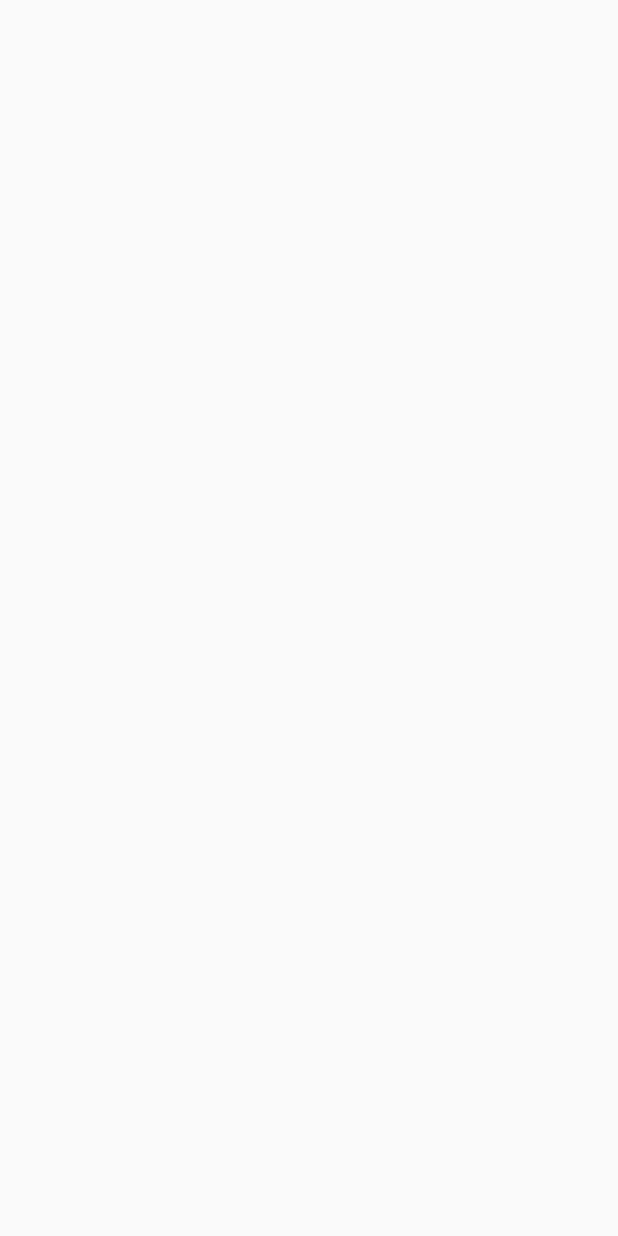
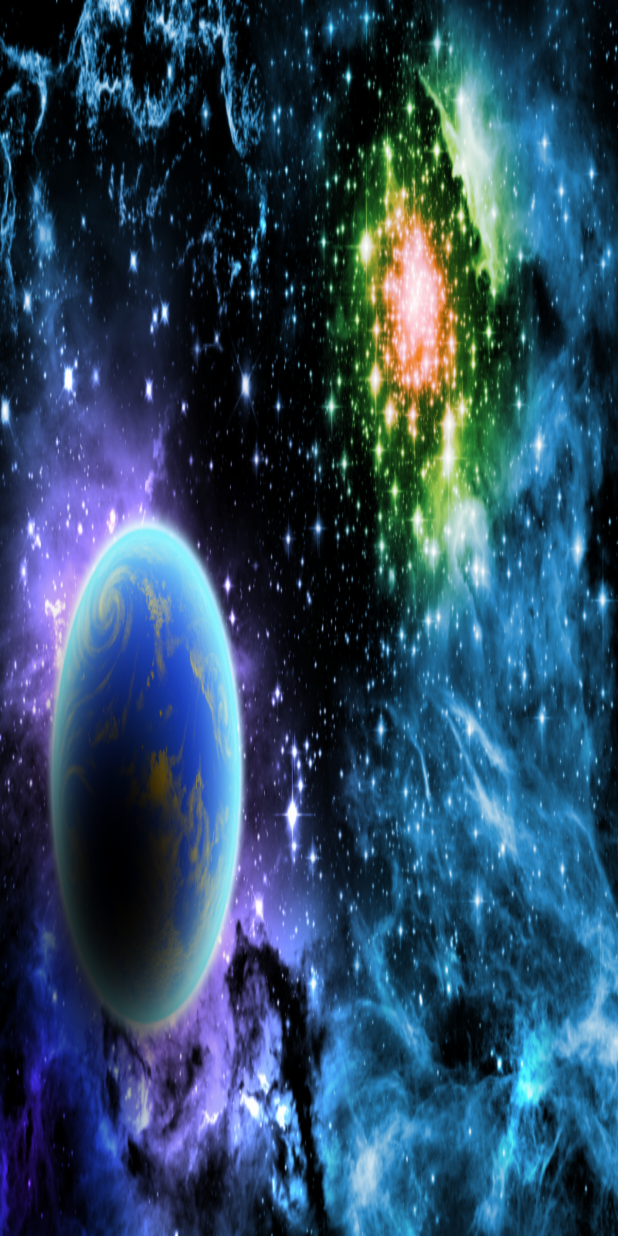
Before and after one commit to Aitor1995/Galactic-Journey, an Android app: the RecordsActivity screen opened directly, with no data from a screen before it, on a phone screen of 412 x 824 dp. Before the commit the screen is empty. Run offline under Robolectric (Android 15) with nearby library versions, the phone set to English and light mode, and no system bars.

Commit message:
Fondo records

```diff
--- a/app/src/main/java/com/aitor1995/galactic_journey/activities/RecordsActivity.java
+++ b/app/src/main/java/com/aitor1995/galactic_journey/activities/RecordsActivity.java
@@ -1,12 +1,14 @@
 package com.aitor1995.galactic_journey.activities;
 
 import android.os.Bundle;
+
+import com.aitor1995.galactic_journey.R;
 
 public class RecordsActivity extends BaseActivity {
 
     @Override
     protected void onCreate(Bundle savedInstanceState) {
         super.onCreate(savedInstanceState);
-
+        getWindow().setBackgroundDrawableResource(R.drawable.background);
     }
 }
```
